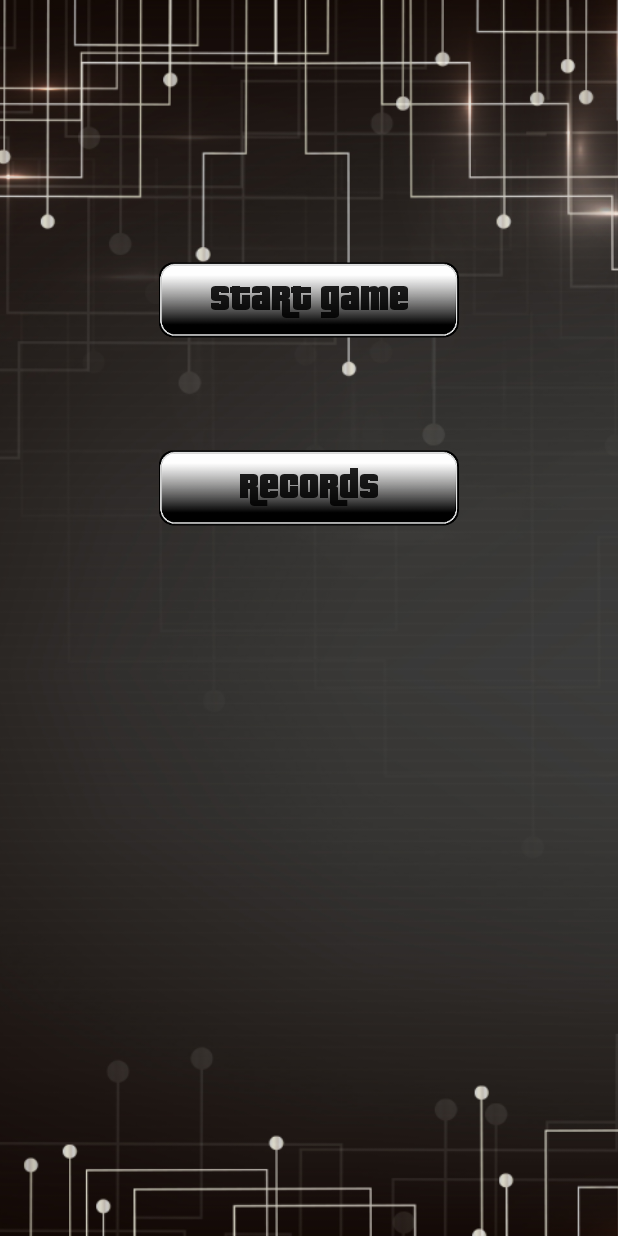
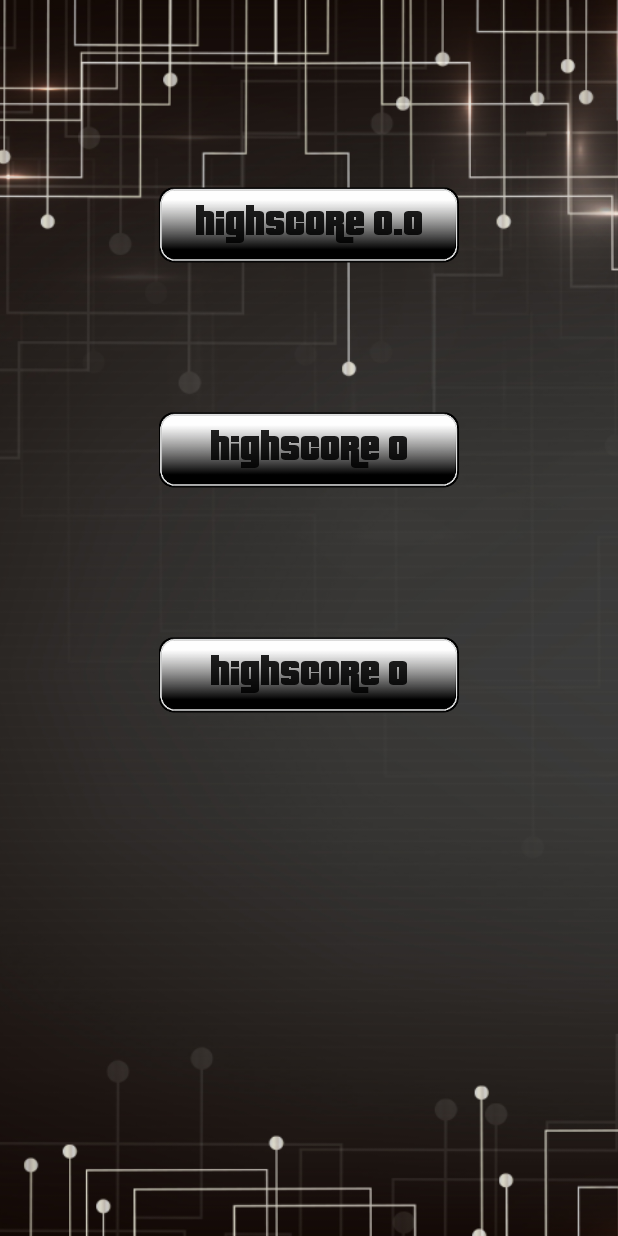
Before and after one commit to SemBarner22/MiniGame, an Android app: the screen it shows after launch (MainActivity before the commit, RecordsActivity after it), after a tap on "RECORDS", on a phone screen of 412 x 824 dp. Run offline under Robolectric (Android 15) with nearby library versions, the phone set to English and light mode, and no system bars.

Commit message:
Records!

```diff
--- a/app/src/main/AndroidManifest.xml
+++ b/app/src/main/AndroidManifest.xml
@@ -9,7 +9,8 @@
         android:roundIcon="@mipmap/ic_launcher_round"
         android:supportsRtl="true"
         android:theme="@style/AppTheme">
-        <activity android:name=".MainActivity"
+        <activity
+            android:name=".MainActivity"
             android:screenOrientation="portrait">
             <intent-filter>
                 <action android:name="android.intent.action.MAIN" />
@@ -17,25 +18,34 @@
                 <category android:name="android.intent.category.LAUNCHER" />
             </intent-filter>
         </activity>
-        <activity android:name=".Main2Activity"
-            android:screenOrientation="portrait"/>
-        <activity android:name=".ButtonsActivity"
-            android:screenOrientation="portrait"/>
-        <activity android:name=".PointsActivity"
-            android:screenOrientation="portrait"/>
-        <activity android:name=".TapActivity"
-            android:screenOrientation="portrait"/>
-        <activity android:name=".SliderAct"
-            android:screenOrientation="portrait"/>
-        <activity android:name=".PausePointsActivity"
+        <activity
+            android:name=".Main2Activity"
+            android:screenOrientation="portrait" />
+        <activity
+            android:name=".ButtonsActivity"
+            android:screenOrientation="portrait" />
+        <activity
+            android:name=".PointsActivity"
+            android:screenOrientation="portrait" />
+        <activity
+            android:name=".TapActivity"
+            android:screenOrientation="portrait" />
+        <activity
+            android:name=".SliderAct"
+            android:screenOrientation="portrait" />
+        <activity
+            android:name=".PausePointsActivity"
             android:screenOrientation="portrait"
-            android:theme="@style/Theme.Transparent"/>
-        <activity android:name=".PauseTapActivity"
+            android:theme="@style/Theme.Transparent" />
+        <activity
+            android:name=".PauseTapActivity"
             android:screenOrientation="portrait"
-            android:theme="@style/Theme.Transparent"/>
-        <activity android:name=".PauseSliderActivity"
+            android:theme="@style/Theme.Transparent" />
+        <activity
+            android:name=".PauseSliderActivity"
             android:screenOrientation="portrait"
-            android:theme="@style/Theme.Transparent"/>
+            android:theme="@style/Theme.Transparent" />
+        <activity android:name=".RecordsActivity"></activity>
     </application>
 
 </manifest>
--- a/app/src/main/java/com/example/user/miniteamsminigames/MainActivity.java
+++ b/app/src/main/java/com/example/user/miniteamsminigames/MainActivity.java
@@ -42,8 +42,8 @@ public class MainActivity extends AppCompatActivity {
             @Override
             public void onClick(View v) {
                 Button button = (Button) v;
-                // Intent intent = new Intent(MainActivity.this, OptionActivity.class);
-                // startActivity(intent);
+                Intent intent = new Intent(MainActivity.this, RecordsActivity.class);
+                startActivity(intent);
             }
         };
         options.setOnClickListener(listenerOptions);
--- a/app/src/main/java/com/example/user/miniteamsminigames/Points.java
+++ b/app/src/main/java/com/example/user/miniteamsminigames/Points.java
@@ -1,6 +1,7 @@
 package com.example.user.miniteamsminigames;
 
 import android.content.Context;
+import android.content.SharedPreferences;
 import android.graphics.Canvas;
 import android.graphics.Color;
 import android.graphics.Paint;
@@ -19,6 +20,7 @@ import static com.example.user.miniteamsminigames.PointsActivity.tv;
 import static com.example.user.miniteamsminigames.PointsActivity.music_in_game;
 
 public class Points extends View {
+    public SharedPreferences.Editor piano_edit;
     private static final Paint bg = new Paint();
     private static final Paint bg1 = new Paint();
     private static final Paint black = new Paint();
@@ -63,6 +65,7 @@ public class Points extends View {
         squares = new ArrayList<>();
         squares2 = new ArrayList<>();
         whiteSquares = new ArrayList<>();
+        piano_edit = RecordsActivity.piano_pref.edit();
         V = 10;
     }
 
@@ -85,6 +88,10 @@ public class Points extends View {
     @Override
     protected void onDraw(Canvas canvas) {
         super.onDraw(canvas);
+        if(score > RecordsActivity.piano_pref.getInt("piano", 0)) {
+            piano_edit.putInt("piano", score);
+            piano_edit.commit();
+        }
         Square ss = new Square(0, 0, w, h, bg1, false);
         ss.draw(canvas);
         ss = new Square(0, 0, w - 1, h, bg, false);
--- /dev/null
+++ b/app/src/main/java/com/example/user/miniteamsminigames/RecordsActivity.java
@@ -0,0 +1,34 @@
+package com.example.user.miniteamsminigames;
+
+import android.content.Context;
+import android.content.SharedPreferences;
+import android.support.v7.app.AppCompatActivity;
+import android.os.Bundle;
+import android.widget.Button;
+
+import static com.example.user.miniteamsminigames.MainActivity.tf;
+
+public class RecordsActivity extends AppCompatActivity {
+    public static SharedPreferences tap_pref;
+    public static SharedPreferences piano_pref;
+    public static SharedPreferences slide_pref;
+    @Override
+    protected void onCreate(Bundle savedInstanceState) {
+        super.onCreate(savedInstanceState);
+        setContentView(R.layout.activity_records);
+        tap_pref = getSharedPreferences("tap", Context.MODE_PRIVATE);
+        Button tap = (Button) findViewById(R.id.tap);
+        tap.setTypeface(tf);
+        tap.setText("HIGHSCORE " + Float.toString((tap_pref.getFloat("tap", 0))));
+
+        piano_pref = getSharedPreferences("piano", Context.MODE_PRIVATE);
+        Button piano = (Button) findViewById(R.id.piano);
+        piano.setTypeface(tf);
+        piano.setText("HIGHSCORE " + piano_pref.getInt("piano", 0));
+
+        slide_pref = getSharedPreferences("slide", Context.MODE_PRIVATE);
+        Button slide = (Button) findViewById(R.id.slide);
+        slide.setTypeface(tf);
+        slide.setText("HIGHSCORE " + slide_pref.getInt("slide", 0));
+    }
+}
--- a/app/src/main/java/com/example/user/miniteamsminigames/SliderAct.java
+++ b/app/src/main/java/com/example/user/miniteamsminigames/SliderAct.java
@@ -43,7 +43,7 @@ public class SliderAct extends AppCompatActivity {
                 startActivityForResult(intent, 1);
             }
         };
-        pause.setOnClickListener(listener);
+         pause.setOnClickListener(listener);
     }
     @Override
     protected void onActivityResult(int requestCode, int resultCode, Intent data) {
--- a/app/src/main/java/com/example/user/miniteamsminigames/SliderView.java
+++ b/app/src/main/java/com/example/user/miniteamsminigames/SliderView.java
@@ -2,6 +2,7 @@ package com.example.user.miniteamsminigames;
 
 import android.animation.ArgbEvaluator;
 import android.content.Context;
+import android.content.SharedPreferences;
 import android.graphics.Canvas;
 import android.graphics.Color;
 import android.graphics.Paint;
@@ -22,6 +23,7 @@ import static com.example.user.miniteamsminigames.MainActivity.tf;
 
 
 public class SliderView extends View {
+    public SharedPreferences.Editor slide_edit;
     private static final Paint view = new Paint();
     private static final Paint Timer = new Paint();
     private static final Paint text = new Paint();
@@ -74,6 +76,7 @@ public class SliderView extends View {
         states.add(State.NS_R);
         states.add(State.N);
         states.add(State.NN);
+        slide_edit = RecordsActivity.slide_pref.edit();
         restart();
     }
 
@@ -89,6 +92,10 @@ public class SliderView extends View {
     @Override
     protected void onDraw(Canvas canvas) {
         super.onDraw(canvas);
+        if(score > RecordsActivity.slide_pref.getInt("slide", 0)) {
+            slide_edit.putInt("slide", score);
+            slide_edit.commit();
+        }
         text.setTypeface(tf);
         //canvas.drawText("" + timer / 10, w / 2, h / 8, Timer);
         if (state == State.S_D) {
--- a/app/src/main/java/com/example/user/miniteamsminigames/Tap_tap.java
+++ b/app/src/main/java/com/example/user/miniteamsminigames/Tap_tap.java
@@ -2,6 +2,7 @@ package com.example.user.miniteamsminigames;
 
 import android.content.Context;
 import android.content.Intent;
+import android.content.SharedPreferences;
 import android.graphics.Canvas;
 import android.graphics.Color;
 import android.graphics.Paint;
@@ -24,6 +25,7 @@ import static com.example.user.miniteamsminigames.MainActivity.tf;
  */
 
 public class Tap_tap extends View {
+    public SharedPreferences.Editor tap_edit;
     public ArrayList<Square> squares = new ArrayList<>();
     public static State state = State.NOT_LOSE;
     boolean flag = true;
@@ -65,6 +67,7 @@ public class Tap_tap extends View {
         bg.setColor(Color.BLACK);
         bg2.setColor(Color.WHITE);
         red.setColor(Color.RED);
+        tap_edit = RecordsActivity.tap_pref.edit();
     }
 
     @Override
@@ -114,6 +117,10 @@ public class Tap_tap extends View {
         canvas.translate(w / 2, 3 * h / 4);
         canvas.rotate(45);
         boolean kek = false;
+        if(score > RecordsActivity.tap_pref.getFloat("tap", 0)) {
+            tap_edit.putFloat("tap", (float) score);
+            tap_edit.commit();
+        }
         for (Square s : squares) {
             if ((s.x + point) * (s.x + s.w + point) < 0 && (s.y + point) * (s.y + s.h + point) < 0 &&
                     (s.x - point) * (s.x + s.w - point) < 0 && (s.y - point) * (s.y + s.h - point) < 0) {
--- /dev/null
+++ b/app/src/main/res/layout/activity_records.xml
@@ -0,0 +1,71 @@
+<?xml version="1.0" encoding="utf-8"?>
+<RelativeLayout
+    android:layout_width="match_parent"
+    android:layout_height="wrap_content"
+    android:orientation="horizontal"
+    xmlns:android="http://schemas.android.com/apk/res/android">
+    <ImageView
+        android:src="@mipmap/bg2"
+        android:scaleType="centerCrop"
+        android:layout_width="match_parent"
+        android:layout_height="match_parent" />
+    <Space
+        android:id="@+id/space"
+        android:layout_width="100dp"
+        android:layout_height="50dp" />
+    <LinearLayout
+        android:id="@+id/layout"
+        android:layout_below="@id/space"
+        android:layout_width="match_parent"
+        android:gravity="center"
+        android:layout_marginBottom="50dp"
+        android:layout_height="wrap_content">
+        <Button
+            android:background="@mipmap/button"
+            android:id="@+id/tte"
+            android:textSize="25dp"
+            android:layout_width="0dp"
+            android:layout_height="0dp" />
+    </LinearLayout>
+    <LinearLayout
+        android:id="@+id/layout1"
+        android:layout_below="@id/layout"
+        android:layout_width="match_parent"
+        android:gravity="center"
+        android:layout_marginBottom="50dp"
+        android:layout_height="wrap_content">
+        <Button
+            android:background="@mipmap/button"
+            android:textSize="25dp"
+            android:id="@+id/tap"
+            android:layout_width="200dp"
+            android:layout_height="100dp" />
+    </LinearLayout>
+    <LinearLayout
+        android:id="@+id/layout2"
+        android:layout_below="@id/layout1"
+        android:layout_width="match_parent"
+        android:gravity="center"
+        android:layout_marginBottom="50dp"
+        android:layout_height="wrap_content">
+        <Button
+            android:background="@mipmap/button"
+            android:id="@+id/piano"
+            android:textSize="25dp"
+            android:layout_width="200dp"
+            android:layout_height="100dp" />
+    </LinearLayout>
+    <LinearLayout
+        android:layout_below="@id/layout2"
+        android:layout_width="match_parent"
+        android:gravity="center"
+        android:layout_height="wrap_content">
+        <Button
+            android:background="@mipmap/button"
+            android:id="@+id/slide"
+            android:textSize="25dp"
+            android:layout_width="200dp"
+            android:layout_height="100dp" />
+    </LinearLayout>
+
+</RelativeLayout>
```
